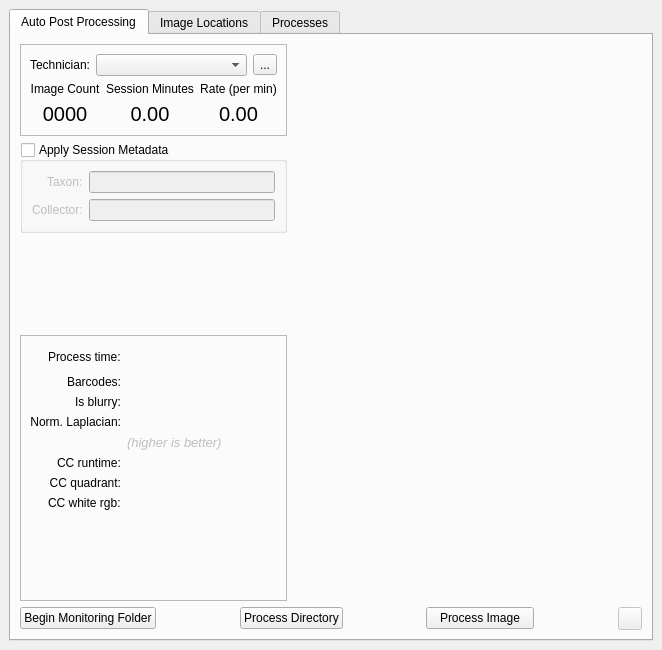
Above: ui/postProcessingUI.ui from CapPow/HerbASAP before the change. Below: the same form after it.
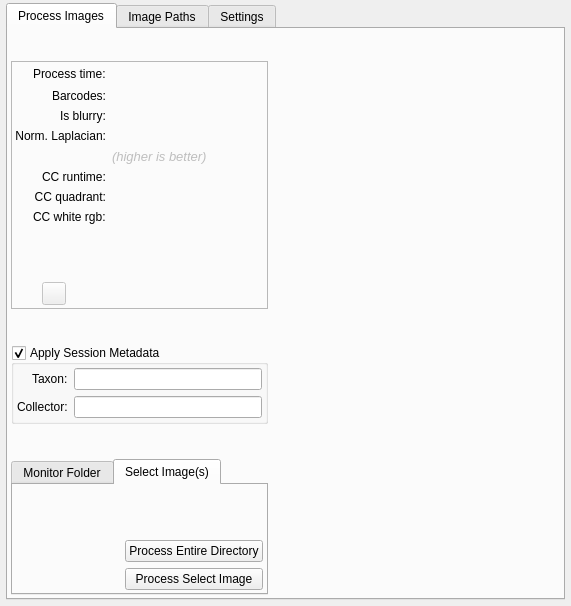
That is the form after the change. The open tabs and pages were chosen to show the change. Icons and pictures are not drawn.

Commit message: hiding memes, improved UI layout.

The edit to the form file:
```diff
--- a/ui/postProcessingUI.ui
+++ b/ui/postProcessingUI.ui
@@ -7,8 +7,8 @@
    <rect>
     <x>0</x>
     <y>0</y>
-    <width>662</width>
-    <height>650</height>
+    <width>571</width>
+    <height>606</height>
    </rect>
   </property>
   <property name="windowTitle">
@@ -16,7 +16,19 @@
   </property>
   <widget class="QWidget" name="centralwidget">
    <layout class="QGridLayout" name="gridLayout">
-    <item row="0" column="1">
+    <property name="leftMargin">
+     <number>6</number>
+    </property>
+    <property name="topMargin">
+     <number>3</number>
+    </property>
+    <property name="rightMargin">
+     <number>6</number>
+    </property>
+    <property name="bottomMargin">
+     <number>6</number>
+    </property>
+    <item row="0" column="0">
      <widget class="QTabWidget" name="tabWidget">
       <property name="currentIndex">
        <number>0</number>
@@ -26,280 +38,27 @@
       </property>
       <widget class="QWidget" name="autoPostProcessingTab">
        <attribute name="title">
-        <string>Auto Post Processing</string>
+        <string>Process Images</string>
        </attribute>
-       <layout class="QGridLayout" name="gridLayout_16">
-        <item row="3" column="0" colspan="2">
-         <layout class="QHBoxLayout" name="horizontalLayout_2">
-          <item>
-           <widget class="QPushButton" name="pushButton_toggleMonitoring">
-            <property name="text">
-             <string>Begin Monitoring Folder</string>
-            </property>
-           </widget>
-          </item>
-          <item>
-           <spacer name="horizontalSpacer_7">
-            <property name="orientation">
-             <enum>Qt::Horizontal</enum>
-            </property>
-            <property name="sizeHint" stdset="0">
-             <size>
-              <width>40</width>
-              <height>20</height>
-             </size>
-            </property>
-           </spacer>
-          </item>
-          <item>
-           <widget class="QPushButton" name="pushButton_processMulti">
-            <property name="text">
-             <string>Process Directory</string>
-            </property>
-           </widget>
-          </item>
-          <item>
-           <spacer name="horizontalSpacer_12">
-            <property name="orientation">
-             <enum>Qt::Horizontal</enum>
-            </property>
-            <property name="sizeHint" stdset="0">
-             <size>
-              <width>40</width>
-              <height>20</height>
-             </size>
-            </property>
-           </spacer>
-          </item>
-          <item>
-           <widget class="QPushButton" name="pushButton_processSingle">
-            <property name="text">
-             <string>   Process Image   </string>
-            </property>
-           </widget>
-          </item>
-          <item>
-           <spacer name="horizontalSpacer_8">
-            <property name="orientation">
-             <enum>Qt::Horizontal</enum>
-            </property>
-            <property name="sizeHint" stdset="0">
-             <size>
-              <width>40</width>
-              <height>20</height>
-             </size>
-            </property>
-           </spacer>
-          </item>
-          <item>
-           <widget class="QToolButton" name="toolButton_delPreviousImage">
-            <property name="enabled">
-             <bool>false</bool>
-            </property>
-            <property name="autoFillBackground">
-             <bool>false</bool>
-            </property>
-            <property name="text">
-             <string/>
-            </property>
-            <property name="icon">
-             <iconset resource="assets/assets.qrc">
-              <normaloff>:/icon/trash-2.svg</normaloff>:/icon/trash-2.svg</iconset>
-            </property>
-           </widget>
-          </item>
-         </layout>
-        </item>
-        <item row="1" column="0">
+       <layout class="QGridLayout" name="gridLayout_22">
+        <property name="leftMargin">
+         <number>3</number>
+        </property>
+        <property name="topMargin">
+         <number>3</number>
+        </property>
+        <property name="rightMargin">
+         <number>3</number>
+        </property>
+        <property name="bottomMargin">
+         <number>3</number>
+        </property>
+        <item row="0" column="0">
          <layout class="QHBoxLayout" name="horizontalLayout_5" stretch="0,1">
           <item>
            <layout class="QVBoxLayout" name="verticalLayout_4">
             <item>
-             <widget class="QFrame" name="gridFrame_sessionRates">
-              <property name="frameShape">
-               <enum>QFrame::StyledPanel</enum>
-              </property>
-              <property name="frameShadow">
-               <enum>QFrame::Raised</enum>
-              </property>
-              <layout class="QFormLayout" name="formLayout_sessionData">
-               <property name="labelAlignment">
-                <set>Qt::AlignRight|Qt::AlignTrailing|Qt::AlignVCenter</set>
-               </property>
-               <item row="1" column="0">
-                <widget class="QLabel" name="label_14">
-                 <property name="text">
-                  <string>Technician:</string>
-                 </property>
-                </widget>
-               </item>
-               <item row="1" column="1">
-                <layout class="QHBoxLayout" name="horizontalLayout_6">
-                 <property name="spacing">
-                  <number>6</number>
-                 </property>
-                 <item>
-                  <widget class="QComboBox" name="comboBox_technician"/>
-                 </item>
-                 <item>
-                  <widget class="QToolButton" name="toolButton_editTechnicians">
-                   <property name="text">
-                    <string>...</string>
-                   </property>
-                   <property name="icon">
-                    <iconset resource="assets/assets.qrc">
-                     <normaloff>:/icon/edit.svg</normaloff>:/icon/edit.svg</iconset>
-                   </property>
-                   <property name="popupMode">
-                    <enum>QToolButton::InstantPopup</enum>
-                   </property>
-                   <property name="autoRaise">
-                    <bool>false</bool>
-                   </property>
-                  </widget>
-                 </item>
-                </layout>
-               </item>
-               <item row="2" column="0" colspan="2">
-                <layout class="QGridLayout" name="gridLayout_20" columnstretch="1,1,1,0">
-                 <item row="1" column="3">
-                  <widget class="QLabel" name="label_rate">
-                   <property name="font">
-                    <font>
-                     <pointsize>15</pointsize>
-                    </font>
-                   </property>
-                   <property name="text">
-                    <string>0.00</string>
-                   </property>
-                   <property name="scaledContents">
-                    <bool>true</bool>
-                   </property>
-                   <property name="alignment">
-                    <set>Qt::AlignCenter</set>
-                   </property>
-                   <property name="textInteractionFlags">
-                    <set>Qt::LinksAccessibleByMouse|Qt::TextSelectableByMouse</set>
-                   </property>
-                  </widget>
-                 </item>
-                 <item row="0" column="1">
-                  <widget class="QLabel" name="label_31">
-                   <property name="text">
-                    <string>Image Count</string>
-                   </property>
-                   <property name="alignment">
-                    <set>Qt::AlignCenter</set>
-                   </property>
-                  </widget>
-                 </item>
-                 <item row="1" column="1">
-                  <widget class="QLabel" name="label_imgCount">
-                   <property name="font">
-                    <font>
-                     <pointsize>15</pointsize>
-                    </font>
-                   </property>
-                   <property name="text">
-                    <string>0000</string>
-                   </property>
-                   <property name="scaledContents">
-                    <bool>true</bool>
-                   </property>
-                   <property name="alignment">
-                    <set>Qt::AlignCenter</set>
-                   </property>
-                   <property name="textInteractionFlags">
-                    <set>Qt::LinksAccessibleByMouse|Qt::TextSelectableByMouse</set>
-                   </property>
-                  </widget>
-                 </item>
-                 <item row="0" column="3">
-                  <widget class="QLabel" name="label_32">
-                   <property name="text">
-                    <string>Rate (per min)</string>
-                   </property>
-                   <property name="alignment">
-                    <set>Qt::AlignCenter</set>
-                   </property>
-                  </widget>
-                 </item>
-                 <item row="0" column="2">
-                  <widget class="QLabel" name="label_29">
-                   <property name="text">
-                    <string>Session Minutes</string>
-                   </property>
-                   <property name="alignment">
-                    <set>Qt::AlignCenter</set>
-                   </property>
-                  </widget>
-                 </item>
-                 <item row="1" column="2">
-                  <widget class="QLabel" name="label_runTime">
-                   <property name="font">
-                    <font>
-                     <pointsize>15</pointsize>
-                    </font>
-                   </property>
-                   <property name="text">
-                    <string>0.00</string>
-                   </property>
-                   <property name="scaledContents">
-                    <bool>true</bool>
-                   </property>
-                   <property name="alignment">
-                    <set>Qt::AlignCenter</set>
-                   </property>
-                   <property name="textInteractionFlags">
-                    <set>Qt::LinksAccessibleByMouse|Qt::TextSelectableByMouse</set>
-                   </property>
-                  </widget>
-                 </item>
-                </layout>
-               </item>
-              </layout>
-             </widget>
-            </item>
-            <item>
-             <widget class="QGroupBox" name="formGroupBox_sessionMetadata">
-              <property name="title">
-               <string>Apply Session Metadata</string>
-              </property>
-              <property name="checkable">
-               <bool>true</bool>
-              </property>
-              <property name="checked">
-               <bool>false</bool>
-              </property>
-              <layout class="QFormLayout" name="formLayout_metaData">
-               <property name="labelAlignment">
-                <set>Qt::AlignRight|Qt::AlignTrailing|Qt::AlignVCenter</set>
-               </property>
-               <item row="2" column="0">
-                <widget class="QLabel" name="label_19">
-                 <property name="text">
-                  <string>Collector:</string>
-                 </property>
-                </widget>
-               </item>
-               <item row="2" column="1">
-                <widget class="QLineEdit" name="lineEdit_collectorName"/>
-               </item>
-               <item row="1" column="1">
-                <widget class="QLineEdit" name="lineEdit_taxonName"/>
-               </item>
-               <item row="1" column="0">
-                <widget class="QLabel" name="label_16">
-                 <property name="text">
-                  <string>Taxon:</string>
-                 </property>
-                </widget>
-               </item>
-              </layout>
-             </widget>
-            </item>
-            <item>
-             <spacer name="verticalSpacer_2">
+             <spacer name="verticalSpacer_3">
               <property name="orientation">
                <enum>Qt::Vertical</enum>
               </property>
@@ -323,6 +82,18 @@
                <property name="labelAlignment">
                 <set>Qt::AlignRight|Qt::AlignTrailing|Qt::AlignVCenter</set>
                </property>
+               <property name="leftMargin">
+                <number>3</number>
+               </property>
+               <property name="topMargin">
+                <number>3</number>
+               </property>
+               <property name="rightMargin">
+                <number>3</number>
+               </property>
+               <property name="bottomMargin">
+                <number>3</number>
+               </property>
                <item row="0" column="0">
                 <widget class="QLabel" name="label_35">
                  <property name="text">
@@ -334,7 +105,7 @@
                 <widget class="QLabel" name="label_processtime">
                  <property name="font">
                   <font>
-                   <pointsize>16</pointsize>
+                   <pointsize>12</pointsize>
                    <weight>75</weight>
                    <bold>true</bold>
                   </font>
@@ -456,6 +227,53 @@
                  </property>
                 </widget>
                </item>
+               <item row="8" column="0">
+                <layout class="QGridLayout" name="gridLayout_16">
+                 <item row="0" column="0">
+                  <spacer name="verticalSpacer_2">
+                   <property name="orientation">
+                    <enum>Qt::Vertical</enum>
+                   </property>
+                   <property name="sizeHint" stdset="0">
+                    <size>
+                     <width>20</width>
+                     <height>40</height>
+                    </size>
+                   </property>
+                  </spacer>
+                 </item>
+                 <item row="1" column="0">
+                  <widget class="QToolButton" name="toolButton_delPreviousImage">
+                   <property name="enabled">
+                    <bool>false</bool>
+                   </property>
+                   <property name="autoFillBackground">
+                    <bool>false</bool>
+                   </property>
+                   <property name="text">
+                    <string/>
+                   </property>
+                   <property name="icon">
+                    <iconset resource="assets/assets.qrc">
+                     <normaloff>:/icon/trash-2.svg</normaloff>:/icon/trash-2.svg</iconset>
+                   </property>
+                  </widget>
+                 </item>
+                 <item row="1" column="1">
+                  <spacer name="horizontalSpacer_7">
+                   <property name="orientation">
+                    <enum>Qt::Horizontal</enum>
+                   </property>
+                   <property name="sizeHint" stdset="0">
+                    <size>
+                     <width>40</width>
+                     <height>20</height>
+                    </size>
+                   </property>
+                  </spacer>
+                 </item>
+                </layout>
+               </item>
                <item row="8" column="1">
                 <widget class="QLabel" name="label_cc_image">
                  <property name="minimumSize">
@@ -475,13 +293,343 @@
               </layout>
              </widget>
             </item>
+            <item>
+             <spacer name="verticalSpacer_4">
+              <property name="orientation">
+               <enum>Qt::Vertical</enum>
+              </property>
+              <property name="sizeHint" stdset="0">
+               <size>
+                <width>20</width>
+                <height>40</height>
+               </size>
+              </property>
+             </spacer>
+            </item>
+            <item>
+             <widget class="QGroupBox" name="formGroupBox_sessionMetadata">
+              <property name="title">
+               <string>Apply Session Metadata</string>
+              </property>
+              <property name="flat">
+               <bool>true</bool>
+              </property>
+              <property name="checkable">
+               <bool>true</bool>
+              </property>
+              <property name="checked">
+               <bool>true</bool>
+              </property>
+              <layout class="QFormLayout" name="formLayout_metaData">
+               <property name="labelAlignment">
+                <set>Qt::AlignRight|Qt::AlignTrailing|Qt::AlignVCenter</set>
+               </property>
+               <property name="leftMargin">
+                <number>3</number>
+               </property>
+               <property name="topMargin">
+                <number>3</number>
+               </property>
+               <property name="rightMargin">
+                <number>3</number>
+               </property>
+               <property name="bottomMargin">
+                <number>3</number>
+               </property>
+               <item row="1" column="0">
+                <widget class="QLabel" name="label_16">
+                 <property name="text">
+                  <string>Taxon:</string>
+                 </property>
+                </widget>
+               </item>
+               <item row="1" column="1">
+                <widget class="QLineEdit" name="lineEdit_taxonName"/>
+               </item>
+               <item row="2" column="0">
+                <widget class="QLabel" name="label_19">
+                 <property name="text">
+                  <string>Collector:</string>
+                 </property>
+                </widget>
+               </item>
+               <item row="2" column="1">
+                <widget class="QLineEdit" name="lineEdit_collectorName"/>
+               </item>
+              </layout>
+             </widget>
+            </item>
+            <item>
+             <spacer name="verticalSpacer_5">
+              <property name="orientation">
+               <enum>Qt::Vertical</enum>
+              </property>
+              <property name="sizeHint" stdset="0">
+               <size>
+                <width>20</width>
+                <height>40</height>
+               </size>
+              </property>
+             </spacer>
+            </item>
+            <item>
+             <widget class="QTabWidget" name="gridTabWidget_sessionMonitor">
+              <property name="autoFillBackground">
+               <bool>false</bool>
+              </property>
+              <property name="tabPosition">
+               <enum>QTabWidget::North</enum>
+              </property>
+              <property name="tabShape">
+               <enum>QTabWidget::Rounded</enum>
+              </property>
+              <property name="currentIndex">
+               <number>0</number>
+              </property>
+              <property name="elideMode">
+               <enum>Qt::ElideNone</enum>
+              </property>
+              <property name="documentMode">
+               <bool>false</bool>
+              </property>
+              <widget class="QWidget" name="gridTabWidget_sessionSelect">
+               <attribute name="title">
+                <string>Monitor Folder</string>
+               </attribute>
+               <layout class="QGridLayout" name="gridLayout_23">
+                <property name="leftMargin">
+                 <number>3</number>
+                </property>
+                <property name="topMargin">
+                 <number>3</number>
+                </property>
+                <property name="rightMargin">
+                 <number>3</number>
+                </property>
+                <property name="bottomMargin">
+                 <number>3</number>
+                </property>
+                <item row="0" column="0" colspan="2">
+                 <layout class="QHBoxLayout" name="horizontalLayout_6" stretch="0,2,0">
+                  <property name="spacing">
+                   <number>6</number>
+                  </property>
+                  <item>
+                   <widget class="QLabel" name="label_14">
+                    <property name="text">
+                     <string>Technician:</string>
+                    </property>
+                   </widget>
+                  </item>
+                  <item>
+                   <widget class="QComboBox" name="comboBox_technician"/>
+                  </item>
+                  <item>
+                   <widget class="QToolButton" name="toolButton_editTechnicians">
+                    <property name="text">
+                     <string>...</string>
+                    </property>
+                    <property name="icon">
+                     <iconset resource="assets/assets.qrc">
+                      <normaloff>:/icon/edit.svg</normaloff>:/icon/edit.svg</iconset>
+                    </property>
+                    <property name="popupMode">
+                     <enum>QToolButton::InstantPopup</enum>
+                    </property>
+                    <property name="autoRaise">
+                     <bool>false</bool>
+                    </property>
+                   </widget>
+                  </item>
+                 </layout>
+                </item>
+                <item row="2" column="1">
+                 <widget class="QLabel" name="label_speedAnimal">
+                  <property name="text">
+                   <string/>
+                  </property>
+                  <property name="scaledContents">
+                   <bool>false</bool>
+                  </property>
+                  <property name="alignment">
+                   <set>Qt::AlignCenter</set>
+                  </property>
+                 </widget>
+                </item>
+                <item row="1" column="0" colspan="2">
+                 <layout class="QGridLayout" name="gridLayout_20" columnstretch="1,1,1,0">
+                  <item row="1" column="3">
+                   <widget class="QLabel" name="label_rate">
+                    <property name="font">
+                     <font>
+                      <pointsize>15</pointsize>
+                     </font>
+                    </property>
+                    <property name="text">
+                     <string>0.00</string>
+                    </property>
+                    <property name="scaledContents">
+                     <bool>true</bool>
+                    </property>
+                    <property name="alignment">
+                     <set>Qt::AlignCenter</set>
+                    </property>
+                    <property name="textInteractionFlags">
+                     <set>Qt::LinksAccessibleByMouse|Qt::TextSelectableByMouse</set>
+                    </property>
+                   </widget>
+                  </item>
+                  <item row="0" column="1">
+                   <widget class="QLabel" name="label_31">
+                    <property name="text">
+                     <string>Image Count</string>
+                    </property>
+                    <property name="alignment">
+                     <set>Qt::AlignCenter</set>
+                    </property>
+                   </widget>
+                  </item>
+                  <item row="1" column="1">
+                   <widget class="QLabel" name="label_imgCount">
+                    <property name="font">
+                     <font>
+                      <pointsize>15</pointsize>
+                     </font>
+                    </property>
+                    <property name="text">
+                     <string>0000</string>
+                    </property>
+                    <property name="scaledContents">
+                     <bool>true</bool>
+                    </property>
+                    <property name="alignment">
+                     <set>Qt::AlignCenter</set>
+                    </property>
+                    <property name="textInteractionFlags">
+                     <set>Qt::LinksAccessibleByMouse|Qt::TextSelectableByMouse</set>
+                    </property>
+                   </widget>
+                  </item>
+                  <item row="0" column="3">
+                   <widget class="QLabel" name="label_32">
+                    <property name="text">
+                     <string>Rate (per min)</string>
+                    </property>
+                    <property name="alignment">
+                     <set>Qt::AlignCenter</set>
+                    </property>
+                   </widget>
+                  </item>
+                  <item row="0" column="2">
+                   <widget class="QLabel" name="label_29">
+                    <property name="text">
+                     <string>Session Minutes</string>
+                    </property>
+                    <property name="alignment">
+                     <set>Qt::AlignCenter</set>
+                    </property>
+                   </widget>
+                  </item>
+                  <item row="1" column="2">
+                   <widget class="QLabel" name="label_runTime">
+                    <property name="font">
+                     <font>
+                      <pointsize>15</pointsize>
+                     </font>
+                    </property>
+                    <property name="text">
+                     <string>0.00</string>
+                    </property>
+                    <property name="scaledContents">
+                     <bool>true</bool>
+                    </property>
+                    <property name="alignment">
+                     <set>Qt::AlignCenter</set>
+                    </property>
+                    <property name="textInteractionFlags">
+                     <set>Qt::LinksAccessibleByMouse|Qt::TextSelectableByMouse</set>
+                    </property>
+                   </widget>
+                  </item>
+                 </layout>
+                </item>
+                <item row="2" column="0">
+                 <widget class="QPushButton" name="pushButton_toggleMonitoring">
+                  <property name="text">
+                   <string>Begin Monitoring Folder</string>
+                  </property>
+                 </widget>
+                </item>
+               </layout>
+              </widget>
+              <widget class="QWidget" name="tab">
+               <attribute name="title">
+                <string>Select Image(s)</string>
+               </attribute>
+               <layout class="QGridLayout" name="gridLayout_21">
+                <property name="leftMargin">
+                 <number>3</number>
+                </property>
+                <property name="topMargin">
+                 <number>3</number>
+                </property>
+                <property name="rightMargin">
+                 <number>3</number>
+                </property>
+                <property name="bottomMargin">
+                 <number>3</number>
+                </property>
+                <item row="0" column="1">
+                 <spacer name="verticalSpacer">
+                  <property name="orientation">
+                   <enum>Qt::Vertical</enum>
+                  </property>
+                  <property name="sizeHint" stdset="0">
+                   <size>
+                    <width>20</width>
+                    <height>40</height>
+                   </size>
+                  </property>
+                 </spacer>
+                </item>
+                <item row="1" column="1">
+                 <widget class="QPushButton" name="pushButton_processMulti">
+                  <property name="text">
+                   <string>Process Entire Directory</string>
+                  </property>
+                 </widget>
+                </item>
+                <item row="2" column="1">
+                 <widget class="QPushButton" name="pushButton_processSingle">
+                  <property name="text">
+                   <string>Process Select Image</string>
+                  </property>
+                 </widget>
+                </item>
+                <item row="1" column="0">
+                 <spacer name="horizontalSpacer_13">
+                  <property name="orientation">
+                   <enum>Qt::Horizontal</enum>
+                  </property>
+                  <property name="sizeHint" stdset="0">
+                   <size>
+                    <width>40</width>
+                    <height>20</height>
+                   </size>
+                  </property>
+                 </spacer>
+                </item>
+               </layout>
+              </widget>
+             </widget>
+            </item>
            </layout>
           </item>
           <item>
            <widget class="QLabel" name="label_imPreview">
             <property name="minimumSize">
              <size>
-              <width>1</width>
+              <width>100</width>
               <height>1</height>
              </size>
             </property>
@@ -506,7 +654,7 @@
       </widget>
       <widget class="QWidget" name="monitorFolderTab">
        <attribute name="title">
-        <string>Image Locations</string>
+        <string>Image Paths</string>
        </attribute>
        <layout class="QGridLayout" name="gridLayout_15">
         <item row="0" column="0">
@@ -735,7 +883,7 @@
       </widget>
       <widget class="QWidget" name="preferencesTab">
        <attribute name="title">
-        <string>Processes</string>
+        <string>Settings</string>
        </attribute>
        <layout class="QGridLayout" name="gridLayout_2">
         <item row="0" column="0">
```
Left out of the diff: 281 changed lines with no effect on the pictures. The commit also changes 10 other files.
